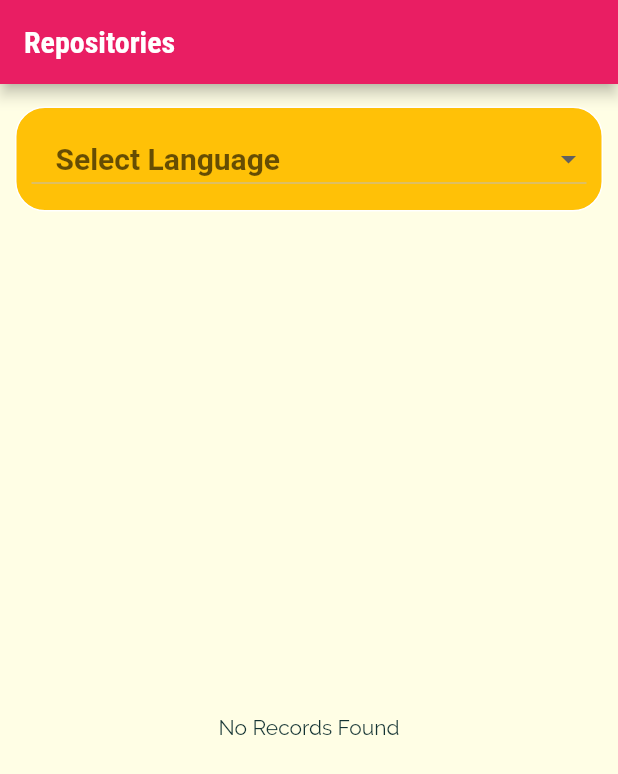
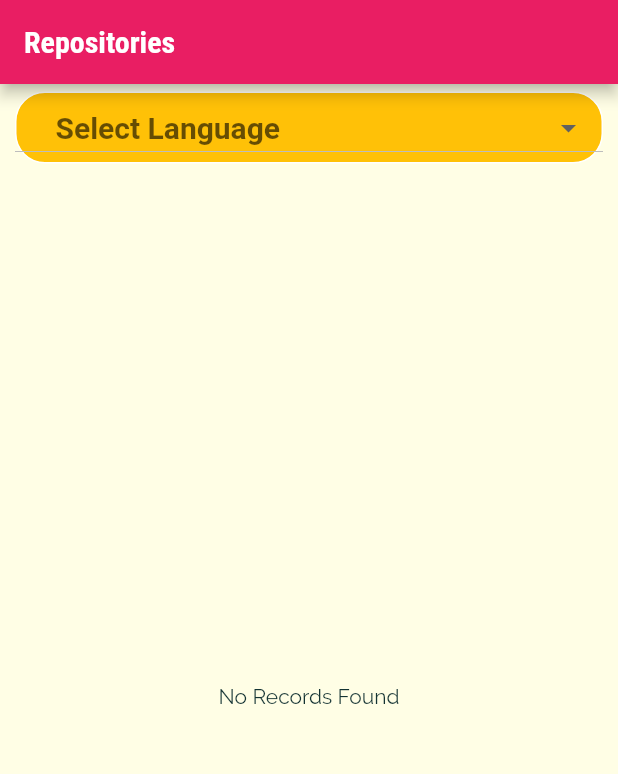
Before and after one commit to Ramakrishna530/GitHub_Flutter, a Flutter app: the screen it shows after launch, on a phone screen of 412 x 824 dp. Shown: the top 774 px of the screen. Run offline on Flutter 3.47's test engine with Material 2 defaults, Android fonts, the phone set to English and light mode, and no system bars; drawn by our look-alikes of dropdown_button2.

Commit message:
- Addressed minor review comments(Removed container etc)

```diff
--- a/lib/screens/repositories_screen.dart
+++ b/lib/screens/repositories_screen.dart
@@ -24,11 +24,13 @@ class _RepositoriesScreenState extends State<RepositoriesScreen> {
   String? _selectedLanguage;
   List<String> _repositories = [];
 
-  void _didSelect(String item) {
+  void _didSelect({required String item}) {
     setState(() {
       _selectedLanguage = item;
-      _repositories =
-          List<String>.generate(100, (index) => "Repo ${index + 1}");
+      _repositories = List<String>.generate(
+        100,
+        (index) => "Repo ${index + 1}",
+      );
     });
   }
 
@@ -43,7 +45,7 @@ class _RepositoriesScreenState extends State<RepositoriesScreen> {
             children: [
               DropDown(
                 items: _languages,
-                didSelectItemHandler: _didSelect,
+                didSelect: _didSelect,
                 dropdownValue: _selectedLanguage,
               ),
               Expanded(
--- a/lib/widgets/drop_down.dart
+++ b/lib/widgets/drop_down.dart
@@ -4,20 +4,20 @@ import 'package:flutter/material.dart';
 class DropDown extends StatelessWidget {
   final String? dropdownValue;
   final List<String> items;
-  final Function didSelectItemHandler;
+  final void Function({required String item}) didSelect;
 
   const DropDown({
     required this.items,
-    required this.didSelectItemHandler,
+    required this.didSelect,
     this.dropdownValue,
     super.key,
   });
 
   @override
-  Widget build(BuildContext context) => Container(
-        margin: const EdgeInsets.only(top: 10, bottom: 10),
-        padding: const EdgeInsets.all(10),
-        decoration: BoxDecoration(
+  Widget build(BuildContext context) => DropdownButton2(
+      isExpanded: true,
+      buttonPadding: const EdgeInsets.symmetric(vertical: 5, horizontal: 10),
+      buttonDecoration: BoxDecoration(
         color: Theme.of(context).colorScheme.secondary,
         borderRadius: BorderRadius.circular(20),
         border: Border.all(
@@ -25,8 +25,6 @@ class DropDown extends StatelessWidget {
           width: 1,
         ),
       ),
-        child: DropdownButton2(
-          isExpanded: true,
       hint: Text(
         "Select Language",
         style: TextStyle(
@@ -45,9 +43,9 @@ class DropDown extends StatelessWidget {
               ))
           .toList(),
       value: dropdownValue,
-          onChanged: (value) async {
-            didSelectItemHandler(value!);
-          },
-        ),
-      );
+      onChanged: (value) {
+        if (value != null) {
+          didSelect(item: value);
         }
+      });
+}
```
Lines whose indentation alone changed are shown as unchanged.
